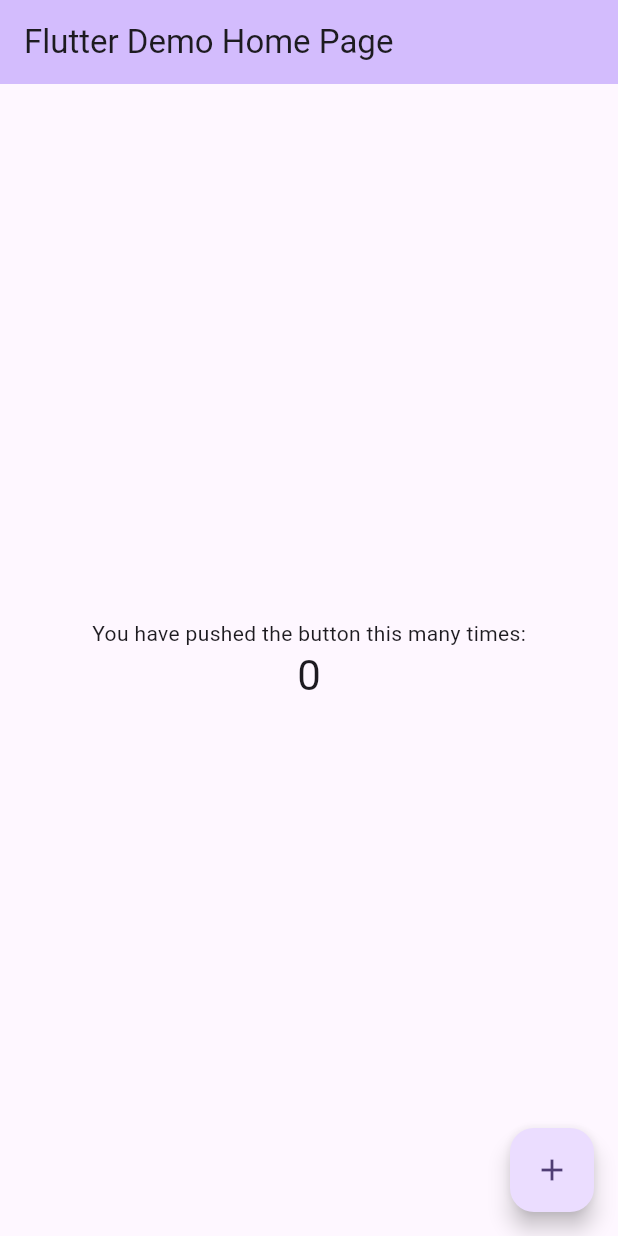
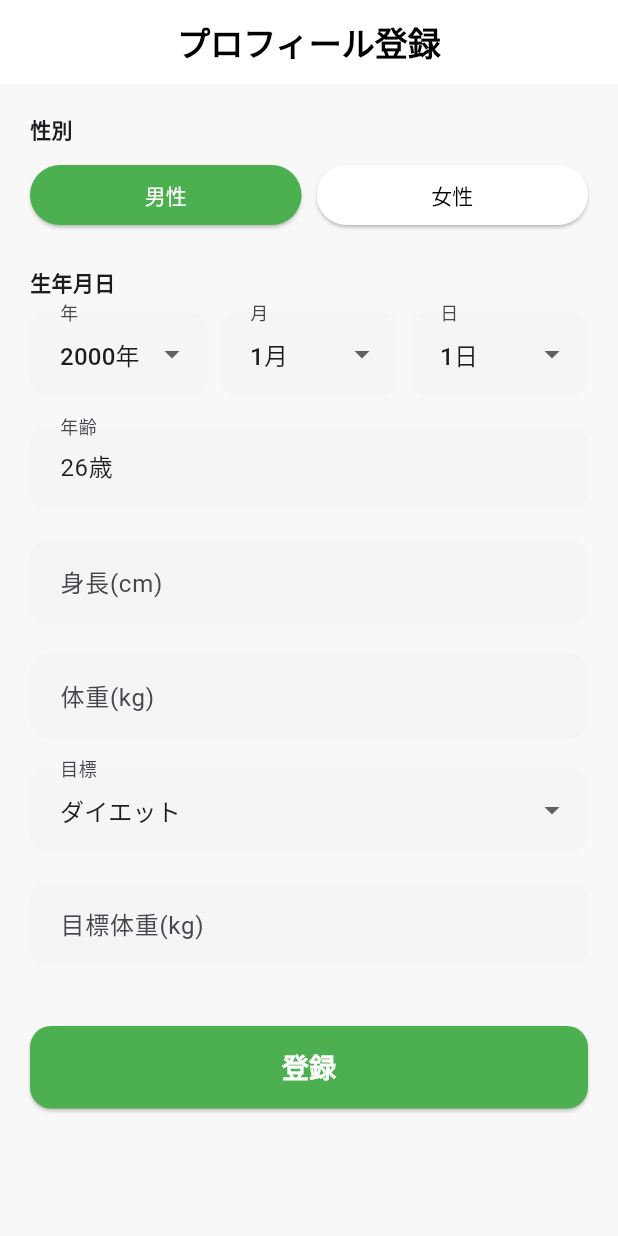
Before and after one commit to otya-0824/1600man, a Flutter app: the screen it shows after launch, on a phone screen of 412 x 824 dp. Run offline on Flutter 3.47's test engine with Material 3 defaults, Android fonts, the phone set to English and light mode, and no system bars.

Commit message:
Add files via upload

```diff
--- a/lib/main.dart
+++ b/lib/main.dart
@@ -1,4 +1,6 @@
 import 'package:flutter/material.dart';
+import 'profile.dart';
+import 'home.dart';
 
 void main() {
   runApp(const MyApp());
@@ -7,116 +9,11 @@ void main() {
 class MyApp extends StatelessWidget {
   const MyApp({super.key});
 
-  // This widget is the root of your application.
   @override
   Widget build(BuildContext context) {
-    return MaterialApp(
-      title: 'Flutter Demo',
-      theme: ThemeData(
-        // This is the theme of your application.
-        //
-        // TRY THIS: Try running your application with "flutter run". You'll see
-        // the application has a purple toolbar. Then, without quitting the app,
-        // try changing the seedColor in the colorScheme below to Colors.green
-        // and then invoke "hot reload" (save your changes or press the "hot
-        // reload" button in a Flutter-supported IDE, or press "r" if you used
-        // the command line to start the app).
-        //
-        // Notice that the counter didn't reset back to zero; the application
-        // state is not lost during the reload. To reset the state, use hot
-        // restart instead.
-        //
-        // This works for code too, not just values: Most code changes can be
-        // tested with just a hot reload.
-        colorScheme: .fromSeed(seedColor: Colors.deepPurple),
-      ),
-      home: const MyHomePage(title: 'Flutter Demo Home Page'),
+    return const MaterialApp(
+      debugShowCheckedModeBanner: false,
+      home: ProfilePage(),
     );
   }
 }
-
-class MyHomePage extends StatefulWidget {
-  const MyHomePage({super.key, required this.title});
-
-  // This widget is the home page of your application. It is stateful, meaning
-  // that it has a State object (defined below) that contains fields that affect
-  // how it looks.
-
-  // This class is the configuration for the state. It holds the values (in this
-  // case the title) provided by the parent (in this case the App widget) and
-  // used by the build method of the State. Fields in a Widget subclass are
-  // always marked "final".
-
-  final String title;
-
-  @override
-  State<MyHomePage> createState() => _MyHomePageState();
-}
-
-class _MyHomePageState extends State<MyHomePage> {
-  int _counter = 0;
-
-  void _incrementCounter() {
-    setState(() {
-      // This call to setState tells the Flutter framework that something has
-      // changed in this State, which causes it to rerun the build method below
-      // so that the display can reflect the updated values. If we changed
-      // _counter without calling setState(), then the build method would not be
-      // called again, and so nothing would appear to happen.
-      _counter++;
-    });
-  }
-
-  @override
-  Widget build(BuildContext context) {
-    // This method is rerun every time setState is called, for instance as done
-    // by the _incrementCounter method above.
-    //
-    // The Flutter framework has been optimized to make rerunning build methods
-    // fast, so that you can just rebuild anything that needs updating rather
-    // than having to individually change instances of widgets.
-    return Scaffold(
-      appBar: AppBar(
-        // TRY THIS: Try changing the color here to a specific color (to
-        // Colors.amber, perhaps?) and trigger a hot reload to see the AppBar
-        // change color while the other colors stay the same.
-        backgroundColor: Theme.of(context).colorScheme.inversePrimary,
-        // Here we take the value from the MyHomePage object that was created by
-        // the App.build method, and use it to set our appbar title.
-        title: Text(widget.title),
-      ),
-      body: Center(
-        // Center is a layout widget. It takes a single child and positions it
-        // in the middle of the parent.
-        child: Column(
-          // Column is also a layout widget. It takes a list of children and
-          // arranges them vertically. By default, it sizes itself to fit its
-          // children horizontally, and tries to be as tall as its parent.
-          //
-          // Column has various properties to control how it sizes itself and
-          // how it positions its children. Here we use mainAxisAlignment to
-          // center the children vertically; the main axis here is the vertical
-          // axis because Columns are vertical (the cross axis would be
-          // horizontal).
-          //
-          // TRY THIS: Invoke "debug painting" (choose the "Toggle Debug Paint"
-          // action in the IDE, or press "p" in the console), to see the
-          // wireframe for each widget.
-          mainAxisAlignment: .center,
-          children: [
-            const Text('You have pushed the button this many times:'),
-            Text(
-              '$_counter',
-              style: Theme.of(context).textTheme.headlineMedium,
-            ),
-          ],
-        ),
-      ),
-      floatingActionButton: FloatingActionButton(
-        onPressed: _incrementCounter,
-        tooltip: 'Increment',
-        child: const Icon(Icons.add),
-      ),
-    );
-  }
-}
--- /dev/null
+++ b/lib/profile.dart
@@ -0,0 +1,418 @@
+// // Firebaseに送る予定のデータは110~119
+import 'package:flutter/material.dart';
+import 'home.dart';
+
+class ProfilePage extends StatefulWidget {
+  const ProfilePage({super.key});
+
+  @override
+  State<ProfilePage> createState() => _ProfilePageState();
+}
+
+class _ProfilePageState extends State<ProfilePage> {
+  // =========================
+  // プロフィール情報
+  // =========================
+
+  bool isMale = true;
+
+  String selectedYear = "2000";
+  String selectedMonth = "1";
+  String selectedDay = "1";
+
+  String goal = "ダイエット";
+
+  int age = 0;
+
+  // =========================
+  // 入力欄コントローラー
+  // =========================
+
+  final TextEditingController heightController =
+      TextEditingController();
+
+  final TextEditingController weightController =
+      TextEditingController();
+
+  final TextEditingController goalWeightController =
+      TextEditingController();
+
+  @override
+  void initState() {
+    super.initState();
+    calculateAge();
+  }
+
+  // =========================
+  // 年齢自動計算
+  // =========================
+
+  void calculateAge() {
+    final today = DateTime.now();
+
+    final birthYear = int.parse(selectedYear);
+    final birthMonth = int.parse(selectedMonth);
+    final birthDay = int.parse(selectedDay);
+
+    int calculatedAge = today.year - birthYear;
+
+    if (today.month < birthMonth ||
+        (today.month == birthMonth &&
+            today.day < birthDay)) {
+      calculatedAge--;
+    }
+
+    setState(() {
+      age = calculatedAge;
+    });
+  }
+
+  // =========================
+  // 入力欄デザイン
+  // =========================
+
+  InputDecoration customDecoration(String label) {
+    return InputDecoration(
+      labelText: label,
+      filled: true,
+      fillColor: Colors.grey.shade100,
+      border: OutlineInputBorder(
+        borderRadius: BorderRadius.circular(12),
+        borderSide: BorderSide.none,
+      ),
+      contentPadding: const EdgeInsets.symmetric(
+        horizontal: 16,
+        vertical: 16,
+      ),
+    );
+  }
+
+  // =========================
+  // 登録処理
+  // 将来的にFirebase送信
+  // =========================
+
+  void registerProfile() {
+    String gender = isMale ? "male" : "female";
+
+    String birthDate =
+        "$selectedYear-$selectedMonth-$selectedDay";
+
+    double? height =
+        double.tryParse(heightController.text);
+
+    double? weight =
+        double.tryParse(weightController.text);
+
+    double? goalWeight =
+        double.tryParse(goalWeightController.text);
+
+    // Firebaseに送る予定のデータ
+    print({
+      "gender": gender,
+      "birthDate": birthDate,
+      "height": height,
+      "weight": weight,
+      "goal": goal,
+      "goalWeight": goalWeight,
+    });
+    //ここまで
+    Navigator.push(
+      context,
+      MaterialPageRoute(
+        builder: (context) => const HomePage(),
+      ),
+    );
+  }
+
+  @override
+  Widget build(BuildContext context) {
+    return Scaffold(
+      backgroundColor: const Color(0xFFF8F8F8),
+
+      appBar: AppBar(
+        backgroundColor: Colors.white,
+        elevation: 0,
+        centerTitle: true,
+        title: const Text(
+          "プロフィール登録",
+          style: TextStyle(
+            color: Colors.black,
+            fontWeight: FontWeight.bold,
+          ),
+        ),
+      ),
+
+      body: SingleChildScrollView(
+        padding: const EdgeInsets.all(20),
+
+        child: Column(
+          crossAxisAlignment: CrossAxisAlignment.start,
+          children: [
+            // =========================
+            // 性別
+            // =========================
+
+            const Text(
+              "性別",
+              style: TextStyle(
+                fontWeight: FontWeight.bold,
+              ),
+            ),
+
+            const SizedBox(height: 10),
+
+            Row(
+              children: [
+                Expanded(
+                  child: ElevatedButton(
+                    onPressed: () {
+                      setState(() {
+                        isMale = true;
+                      });
+                    },
+                    style: ElevatedButton.styleFrom(
+                      backgroundColor:
+                          isMale ? Colors.green : Colors.white,
+                    ),
+                    child: Text(
+                      "男性",
+                      style: TextStyle(
+                        color: isMale
+                            ? Colors.white
+                            : Colors.black,
+                      ),
+                    ),
+                  ),
+                ),
+
+                const SizedBox(width: 10),
+
+                Expanded(
+                  child: ElevatedButton(
+                    onPressed: () {
+                      setState(() {
+                        isMale = false;
+                      });
+                    },
+                    style: ElevatedButton.styleFrom(
+                      backgroundColor:
+                          !isMale ? Colors.green : Colors.white,
+                    ),
+                    child: Text(
+                      "女性",
+                      style: TextStyle(
+                        color: !isMale
+                            ? Colors.white
+                            : Colors.black,
+                      ),
+                    ),
+                  ),
+                ),
+              ],
+            ),
+
+            const SizedBox(height: 24),
+
+            // =========================
+            // 生年月日
+            // =========================
+
+            const Text(
+              "生年月日",
+              style: TextStyle(
+                fontWeight: FontWeight.bold,
+              ),
+            ),
+
+            const SizedBox(height: 10),
+
+            Row(
+              children: [
+                Expanded(
+                  child: DropdownButtonFormField<String>(
+                    value: selectedYear,
+                    decoration: customDecoration("年"),
+                    items: List.generate(
+                      100,
+                      (index) {
+                        final year =
+                            (DateTime.now().year - index)
+                                .toString();
+
+                        return DropdownMenuItem(
+                          value: year,
+                          child: Text("$year年"),
+                        );
+                      },
+                    ),
+                    onChanged: (value) {
+                      setState(() {
+                        selectedYear = value!;
+                      });
+                      calculateAge();
+                    },
+                  ),
+                ),
+
+                const SizedBox(width: 8),
+
+                Expanded(
+                  child: DropdownButtonFormField<String>(
+                    value: selectedMonth,
+                    decoration: customDecoration("月"),
+                    items: List.generate(
+                      12,
+                      (index) {
+                        String month =
+                            (index + 1).toString();
+
+                        return DropdownMenuItem(
+                          value: month,
+                          child: Text("$month月"),
+                        );
+                      },
+                    ),
+                    onChanged: (value) {
+                      setState(() {
+                        selectedMonth = value!;
+                      });
+                      calculateAge();
+                    },
+                  ),
+                ),
+
+                const SizedBox(width: 8),
+
+                Expanded(
+                  child: DropdownButtonFormField<String>(
+                    value: selectedDay,
+                    decoration: customDecoration("日"),
+                    items: List.generate(
+                      31,
+                      (index) {
+                        String day =
+                            (index + 1).toString();
+
+                        return DropdownMenuItem(
+                          value: day,
+                          child: Text("$day日"),
+                        );
+                      },
+                    ),
+                    onChanged: (value) {
+                      setState(() {
+                        selectedDay = value!;
+                      });
+                      calculateAge();
+                    },
+                  ),
+                ),
+              ],
+            ),
+
+            const SizedBox(height: 20),
+
+            // =========================
+            // 年齢（表示専用）
+            // =========================
+
+            TextFormField(
+              readOnly: true,
+              initialValue: "$age歳",
+              decoration: customDecoration("年齢"),
+            ),
+
+            const SizedBox(height: 20),
+
+            TextField(
+              controller: heightController,
+              keyboardType: TextInputType.number,
+              decoration: customDecoration("身長(cm)"),
+            ),
+
+            const SizedBox(height: 20),
+
+            TextField(
+              controller: weightController,
+              keyboardType: TextInputType.number,
+              decoration: customDecoration("体重(kg)"),
+            ),
+
+            const SizedBox(height: 20),
+
+            // =========================
+            // 目標
+            // =========================
+
+            DropdownButtonFormField<String>(
+              value: goal,
+              decoration: customDecoration("目標"),
+              items: const [
+                DropdownMenuItem(
+                  value: "ダイエット",
+                  child: Text("ダイエット"),
+                ),
+                DropdownMenuItem(
+                  value: "維持",
+                  child: Text("維持"),
+                ),
+                DropdownMenuItem(
+                  value: "増量",
+                  child: Text("増量"),
+                ),
+                DropdownMenuItem(
+                  value: "筋トレ",
+                  child: Text("筋トレ"),
+                ),
+              ],
+              onChanged: (value) {
+                setState(() {
+                  goal = value!;
+                });
+              },
+            ),
+
+            const SizedBox(height: 20),
+
+            TextField(
+              controller: goalWeightController,
+              keyboardType: TextInputType.number,
+              decoration:
+                  customDecoration("目標体重(kg)"),
+            ),
+
+            const SizedBox(height: 40),
+
+            // =========================
+            // 登録ボタン
+            // =========================
+
+            SizedBox(
+              width: double.infinity,
+              height: 55,
+              child: ElevatedButton(
+                onPressed: registerProfile,
+                style: ElevatedButton.styleFrom(
+                  backgroundColor: Colors.green,
+                  shape: RoundedRectangleBorder(
+                    borderRadius:
+                        BorderRadius.circular(14),
+                  ),
+                ),
+                child: const Text(
+                  "登録",
+                  style: TextStyle(
+                    color: Colors.white,
+                    fontSize: 18,
+                    fontWeight: FontWeight.bold,
+                  ),
+                ),
+              ),
+            ),
+          ],
+        ),
+      ),
+    );
+  }
+}
```
Also changed, not shown: lib/home.dart (added, +216 -0 lines).
